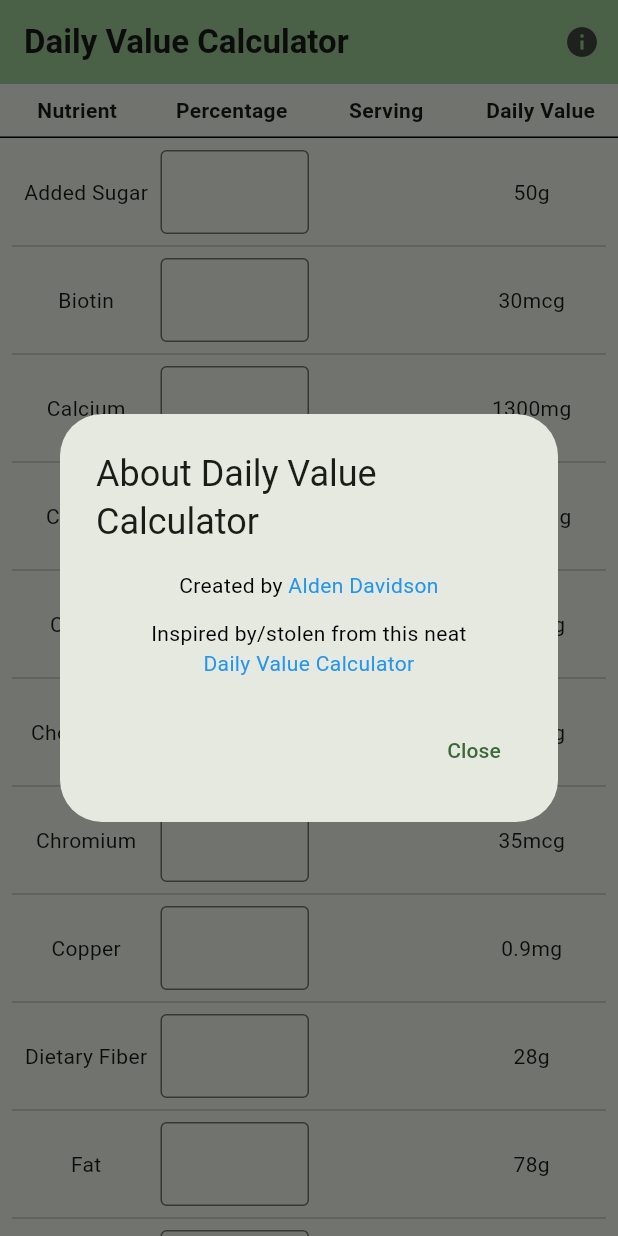
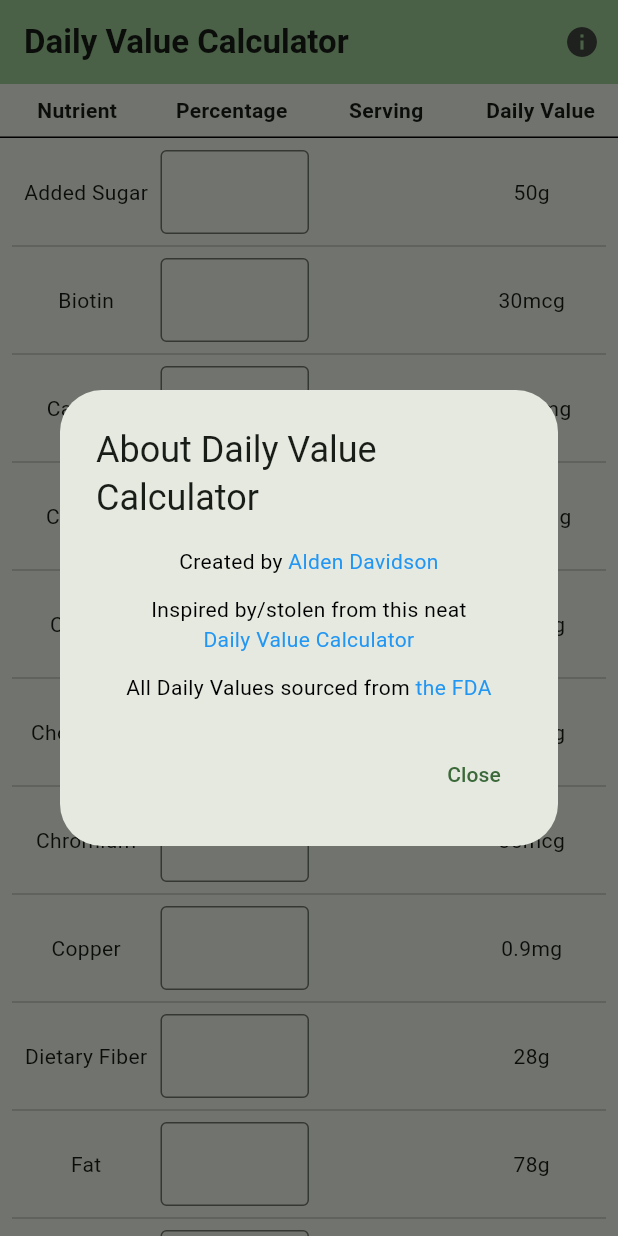
Before and after one commit to ananaso/DailyValueCalculator, a Flutter app: the screen it shows after launch, after a tap on the "info" icon, on a phone screen of 412 x 824 dp. Run offline on Flutter 3.47's test engine with Material 3 defaults, Android fonts, the phone set to English and light mode, and no system bars.

Commit message:
add link to FDA DV source

```diff
--- a/lib/main.dart
+++ b/lib/main.dart
@@ -85,6 +85,24 @@ class _HomePageState extends State<HomePage> {
                                       })
                               ]),
                               textAlign: TextAlign.center,
+                            ),
+                            const SizedBox(height: 12),
+                            Text.rich(
+                              TextSpan(children: [
+                                const TextSpan(
+                                    text: "All Daily Values sourced from ",
+                                    style: TextStyle(color: Colors.black)),
+                                TextSpan(
+                                    text: 'the FDA',
+                                    style: const TextStyle(color: Colors.blue),
+                                    recognizer: TapGestureRecognizer()
+                                      ..onTap = () async {
+                                        final Uri url = Uri.parse(
+                                            'https://www.fda.gov/food/nutrition-facts-label/daily-value-nutrition-and-supplement-facts-labels');
+                                        _launchUrl(url);
+                                      })
+                              ]),
+                              textAlign: TextAlign.center,
                             )
                           ],
                         ),
```
